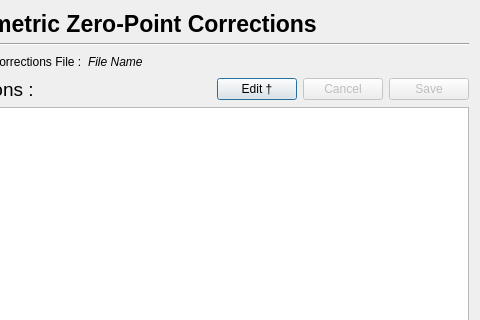
First picture: the form in PhzQtUI/auxdir/PhzQtUI/DialogPhotCorrectionEdition.ui, repository astrorama/Phosphoros, before the edit; both pictures show x 85 to 565 and y 0 to 320 of the 565 by 627 pixel window.
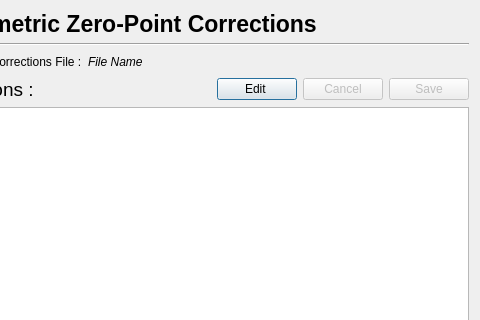
Second picture: the form after the edit.

Diff of the .ui file:
```diff
--- a/PhzQtUI/auxdir/PhzQtUI/DialogPhotCorrectionEdition.ui
+++ b/PhzQtUI/auxdir/PhzQtUI/DialogPhotCorrectionEdition.ui
@@ -121,7 +121,7 @@
         <string>Edit the corrections directly into the grid.</string>
        </property>
        <property name="text">
-        <string>Edit †</string>
+        <string>Edit </string>
        </property>
       </widget>
      </item>
```
